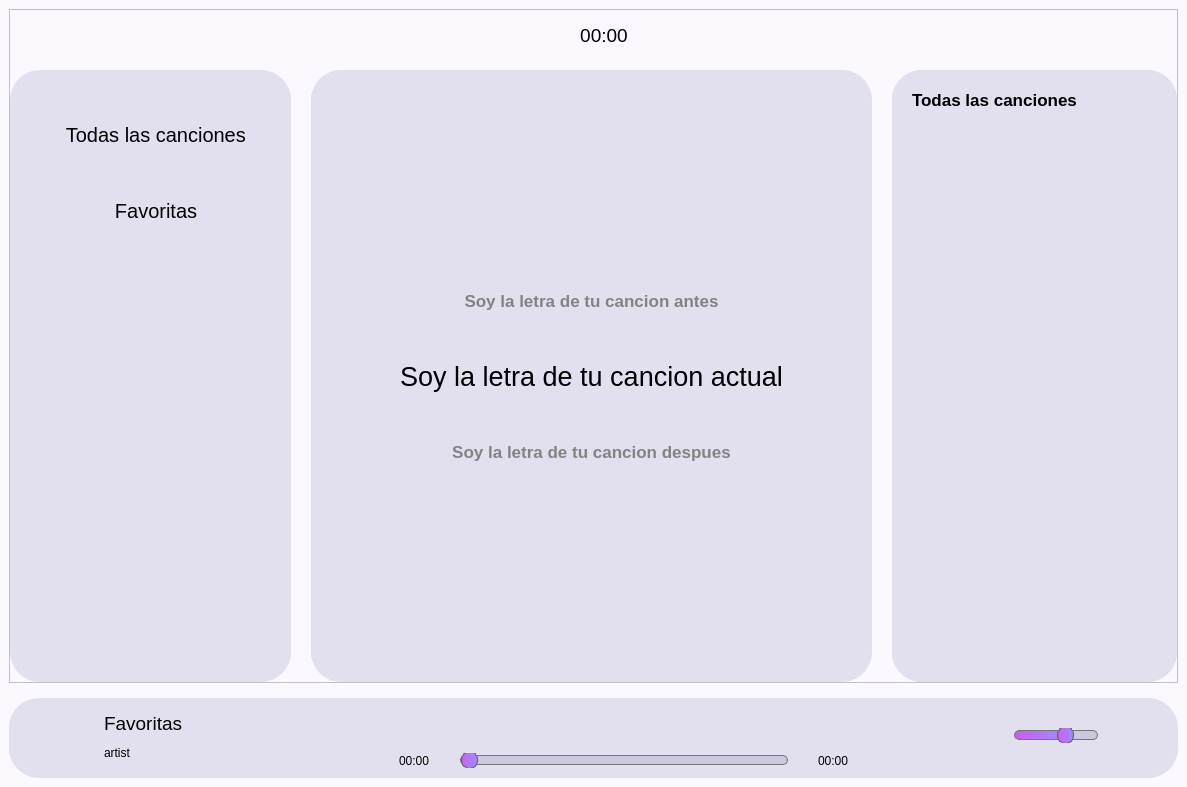
Old version of the form python/programacion 3/Proyecto 2/reproductor_de_musica_ui.ui in the repository AndHak/Universidad-Semestre3.
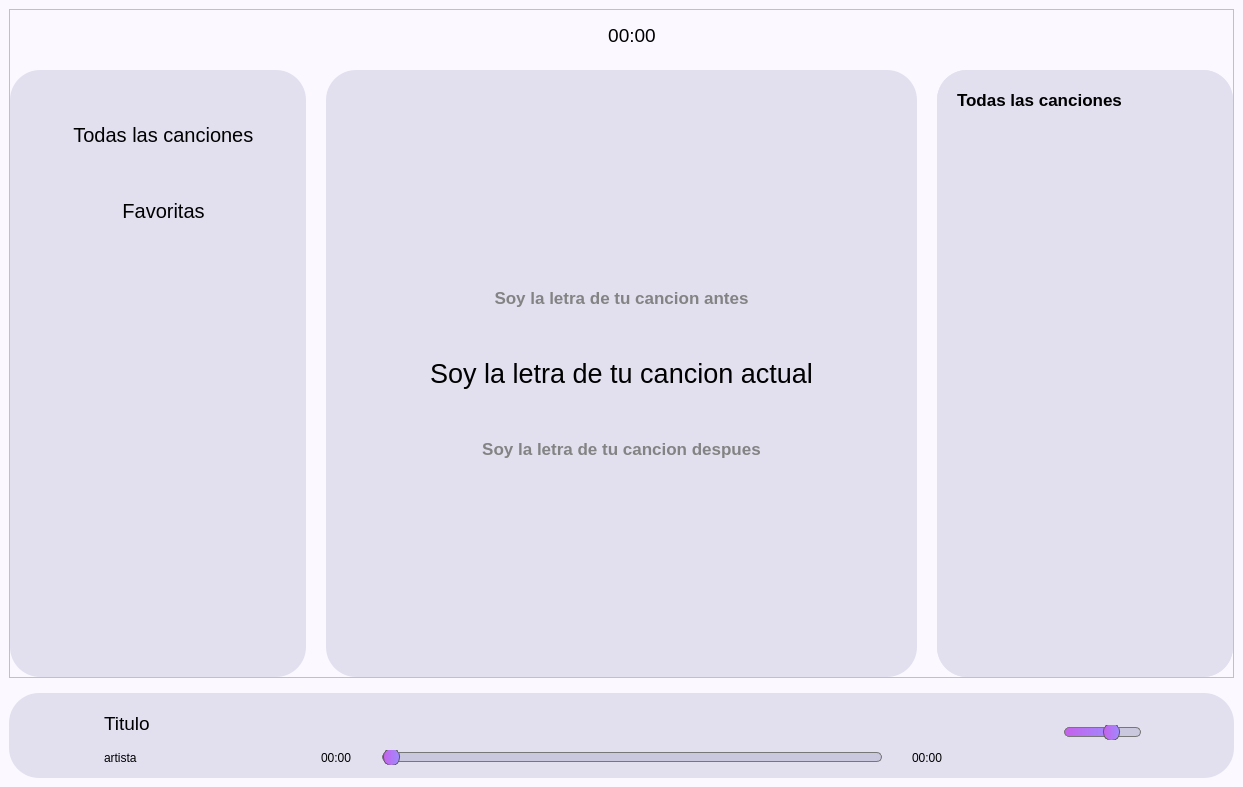
New version of the form. Icons and pictures are not drawn.

The edit to the form file:
```diff
--- a/python/programacion 3/Proyecto 2/reproductor_de_musica_ui.ui
+++ b/python/programacion 3/Proyecto 2/reproductor_de_musica_ui.ui
@@ -6,7 +6,7 @@
    <rect>
     <x>0</x>
     <y>0</y>
-    <width>1187</width>
+    <width>1243</width>
     <height>787</height>
    </rect>
   </property>
@@ -2128,7 +2128,7 @@
                   <enum>Qt::Horizontal</enum>
                  </property>
                  <property name="sizeType">
-                  <enum>QSizePolicy::Expanding</enum>
+                  <enum>QSizePolicy::Maximum</enum>
                  </property>
                  <property name="sizeHint" stdset="0">
                   <size>
@@ -2245,11 +2245,11 @@
                     <enum>Qt::Horizontal</enum>
                    </property>
                    <property name="sizeType">
-                    <enum>QSizePolicy::Fixed</enum>
+                    <enum>QSizePolicy::Maximum</enum>
                    </property>
                    <property name="sizeHint" stdset="0">
                     <size>
-                     <width>60</width>
+                     <width>80</width>
                      <height>20</height>
                     </size>
                    </property>
@@ -2471,11 +2471,17 @@
                  <item>
                   <widget class="QSlider" name="slider_song">
                    <property name="sizePolicy">
-                    <sizepolicy hsizetype="MinimumExpanding" vsizetype="Fixed">
-                     <horstretch>10</horstretch>
+                    <sizepolicy hsizetype="Expanding" vsizetype="Fixed">
+                     <horstretch>15</horstretch>
                      <verstretch>0</verstretch>
                     </sizepolicy>
                    </property>
+                   <property name="minimumSize">
+                    <size>
+                     <width>500</width>
+                     <height>0</height>
+                    </size>
+                   </property>
                    <property name="styleSheet">
                     <string notr="true">QSlider::groove:horizontal {
     border: 1px solid #bbb;
@@ -2615,49 +2621,49 @@
                  </property>
                 </widget>
                </item>
-               <item row="1" column="1" alignment="Qt::AlignTop">
+               <item row="1" column="1" alignment="Qt::AlignBottom">
                 <widget class="QLabel" name="label_artista_song">
                  <property name="sizePolicy">
-                  <sizepolicy hsizetype="Preferred" vsizetype="Expanding">
+                  <sizepolicy hsizetype="Minimum" vsizetype="Maximum">
                    <horstretch>0</horstretch>
                    <verstretch>0</verstretch>
                   </sizepolicy>
                  </property>
                  <property name="minimumSize">
                   <size>
-                   <width>0</width>
+                   <width>100</width>
                    <height>20</height>
                   </size>
                  </property>
                  <property name="maximumSize">
                   <size>
-                   <width>150</width>
-                   <height>16777215</height>
+                   <width>100</width>
+                   <height>20</height>
                   </size>
                  </property>
                  <property name="text">
-                  <string>artist</string>
+                  <string>artista</string>
                  </property>
                 </widget>
                </item>
-               <item row="0" column="1" alignment="Qt::AlignBottom">
+               <item row="0" column="1" alignment="Qt::AlignLeft|Qt::AlignVCenter">
                 <widget class="QLabel" name="label_titulo_song">
                  <property name="sizePolicy">
-                  <sizepolicy hsizetype="Preferred" vsizetype="Maximum">
+                  <sizepolicy hsizetype="Minimum" vsizetype="MinimumExpanding">
                    <horstretch>0</horstretch>
                    <verstretch>0</verstretch>
                   </sizepolicy>
                  </property>
                  <property name="minimumSize">
                   <size>
-                   <width>150</width>
-                   <height>40</height>
+                   <width>100</width>
+                   <height>50</height>
                   </size>
                  </property>
                  <property name="maximumSize">
                   <size>
-                   <width>150</width>
-                   <height>16777215</height>
+                   <width>100</width>
+                   <height>50</height>
                   </size>
                  </property>
                  <property name="font">
@@ -2666,7 +2672,7 @@
                   </font>
                  </property>
                  <property name="text">
-                  <string>Favoritas</string>
+                  <string>Titulo</string>
                  </property>
                  <property name="wordWrap">
                   <bool>true</bool>
@@ -2682,7 +2688,7 @@
                   <enum>Qt::Horizontal</enum>
                  </property>
                  <property name="sizeType">
-                  <enum>QSizePolicy::MinimumExpanding</enum>
+                  <enum>QSizePolicy::Preferred</enum>
                  </property>
                  <property name="sizeHint" stdset="0">
                   <size>
```
Left out of the diff: 2 changed lines with no effect on the pictures.
